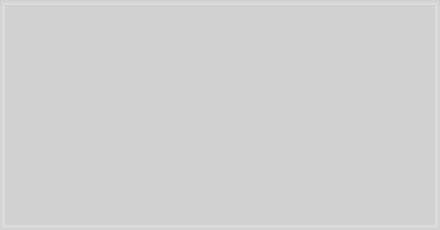
kubos741/kbang, file branches/macjariel/client/playerwidget.ui: the form before one commit.
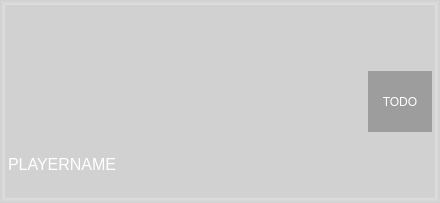
The form after the commit. Custom widgets are drawn as their Qt base class.

The edit to the form file:
```diff
--- a/branches/macjariel/client/playerwidget.ui
+++ b/branches/macjariel/client/playerwidget.ui
@@ -6,7 +6,7 @@
     <x>0</x>
     <y>0</y>
     <width>440</width>
-    <height>230</height>
+    <height>203</height>
    </rect>
   </property>
   <property name="sizePolicy" >
@@ -66,10 +66,95 @@
      <property name="lineWidth" >
       <number>2</number>
      </property>
+     <layout class="QHBoxLayout" name="horizontalLayout" >
+      <property name="spacing" >
+       <number>1</number>
+      </property>
+      <property name="margin" >
+       <number>3</number>
+      </property>
+      <item>
+       <layout class="QGridLayout" name="gridLayout_2" >
+        <item rowspan="2" row="0" column="0" >
+         <widget class="PlayerCharacterWidget" native="1" name="characterWidget" />
+        </item>
+        <item row="0" column="1" >
+         <widget class="CardWidget" native="1" name="roleWidget" />
+        </item>
+        <item row="1" column="1" >
+         <widget class="QLabel" name="label" >
+          <property name="sizePolicy" >
+           <sizepolicy vsizetype="Fixed" hsizetype="Fixed" >
+            <horstretch>0</horstretch>
+            <verstretch>0</verstretch>
+           </sizepolicy>
+          </property>
+          <property name="minimumSize" >
+           <size>
+            <width>48</width>
+            <height>48</height>
+           </size>
+          </property>
+          <property name="maximumSize" >
+           <size>
+            <width>64</width>
+            <height>64</height>
+           </size>
+          </property>
+          <property name="styleSheet" >
+           <string notr="true" >background-color: rgba(0, 0, 0, 64);
+color: white;</string>
+          </property>
+          <property name="text" >
+           <string>TODO</string>
+          </property>
+          <property name="textFormat" >
+           <enum>Qt::LogText</enum>
+          </property>
+          <property name="alignment" >
+           <set>Qt::AlignCenter</set>
+          </property>
+         </widget>
+        </item>
+        <item row="2" column="0" colspan="2" >
+         <widget class="QLabel" name="labelPlayerName" >
+          <property name="font" >
+           <font>
+            <pointsize>12</pointsize>
+           </font>
+          </property>
+          <property name="styleSheet" >
+           <string notr="true" >color: white;</string>
+          </property>
+          <property name="text" >
+           <string>PLAYERNAME</string>
+          </property>
+          <property name="scaledContents" >
+           <bool>false</bool>
+          </property>
+         </widget>
+        </item>
+       </layout>
+      </item>
+     </layout>
     </widget>
    </item>
   </layout>
  </widget>
+ <customwidgets>
+  <customwidget>
+   <class>CardWidget</class>
+   <extends>QWidget</extends>
+   <header>cardwidget.h</header>
+   <container>1</container>
+  </customwidget>
+  <customwidget>
+   <class>PlayerCharacterWidget</class>
+   <extends>QWidget</extends>
+   <header>playercharacterwidget.h</header>
+   <container>1</container>
+  </customwidget>
+ </customwidgets>
  <resources>
   <include location="client.qrc" />
  </resources>
```
